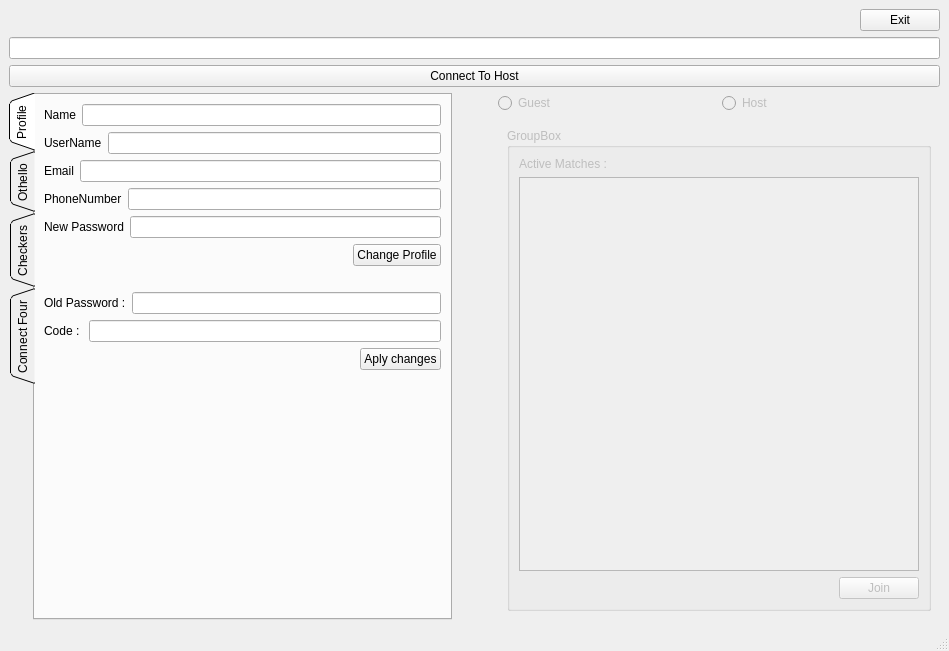
Above: Project/FunGames/mainwindow.ui from MahdiSaneiFard/FunGames before the change. Below: the same form after it.
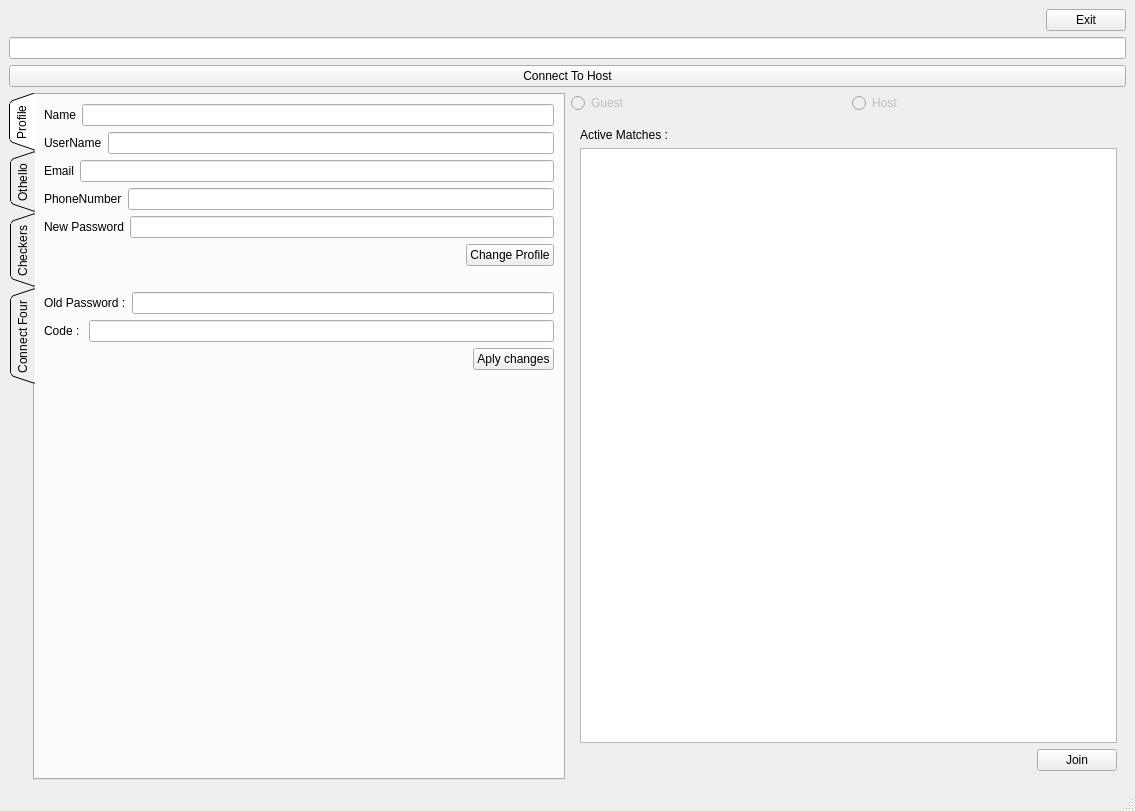
That is the form after the change. The open tabs and pages were chosen to show the change.

What changed in the file:
```diff
--- a/Project/FunGames/mainwindow.ui
+++ b/Project/FunGames/mainwindow.ui
@@ -6,16 +6,16 @@
    <rect>
     <x>0</x>
     <y>0</y>
-    <width>949</width>
-    <height>651</height>
+    <width>1135</width>
+    <height>811</height>
    </rect>
   </property>
   <property name="windowTitle">
    <string>MainWindow</string>
   </property>
   <widget class="QWidget" name="centralwidget">
-   <layout class="QVBoxLayout" name="verticalLayout_10">
-    <item>
+   <layout class="QGridLayout" name="gridLayout">
+    <item row="0" column="0">
      <layout class="QVBoxLayout" name="verticalLayout_8">
       <item>
        <layout class="QHBoxLayout" name="horizontalLayout_26">
@@ -314,22 +314,6 @@
           </widget>
          </widget>
         </item>
-        <item>
-         <spacer name="horizontalSpacer_4">
-          <property name="orientation">
-           <enum>Qt::Orientation::Horizontal</enum>
-          </property>
-          <property name="sizeType">
-           <enum>QSizePolicy::Policy::Minimum</enum>
-          </property>
-          <property name="sizeHint" stdset="0">
-           <size>
-            <width>40</width>
-            <height>20</height>
-           </size>
-          </property>
-         </spacer>
-        </item>
         <item>
          <layout class="QVBoxLayout" name="verticalLayout_7">
           <item>
@@ -365,7 +349,7 @@
           <item>
            <widget class="QStackedWidget" name="stackedWidget">
             <property name="enabled">
-             <bool>false</bool>
+             <bool>true</bool>
             </property>
             <property name="currentIndex">
              <number>2</number>
@@ -507,15 +491,6 @@
             <widget class="QWidget" name="page_2">
              <layout class="QHBoxLayout" name="horizontalLayout_28">
               <item>
-               <widget class="QGroupBox" name="groupBox_2">
-                <property name="enabled">
-                 <bool>false</bool>
-                </property>
-                <property name="title">
-                 <string>GroupBox</string>
-                </property>
-                <layout class="QHBoxLayout" name="horizontalLayout_23">
-                 <item>
                   <layout class="QVBoxLayout" name="verticalLayout_9">
                    <item>
                     <widget class="QLabel" name="label_5">
@@ -527,7 +502,7 @@
                    <item>
                     <widget class="QTableWidget" name="activeMatchesTableWidget">
                      <property name="enabled">
-                      <bool>false</bool>
+                   <bool>true</bool>
                      </property>
                     </widget>
                    </item>
@@ -548,6 +523,9 @@
                      </item>
                      <item>
                       <widget class="QPushButton" name="JoinPushButton">
+                    <property name="enabled">
+                     <bool>true</bool>
+                    </property>
                        <property name="text">
                         <string>Join</string>
                        </property>
@@ -559,9 +537,6 @@
                  </item>
                 </layout>
                </widget>
-              </item>
-             </layout>
-            </widget>
             <widget class="QWidget" name="page_3"/>
            </widget>
           </item>
```
Left out of the diff: 2 changed lines with no effect on the pictures. Lines whose indentation alone changed are shown as unchanged.
